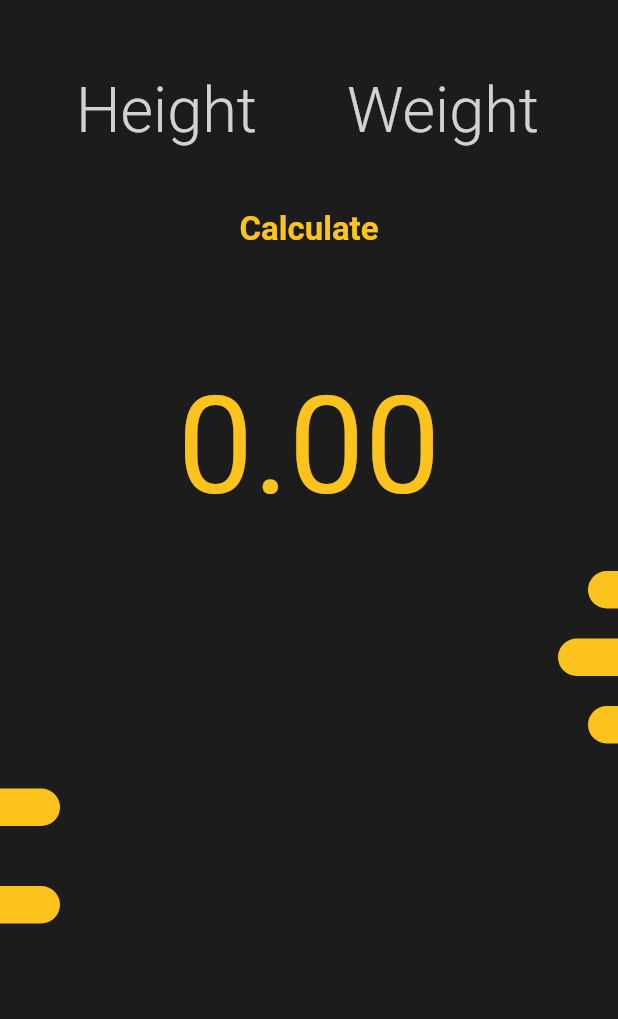
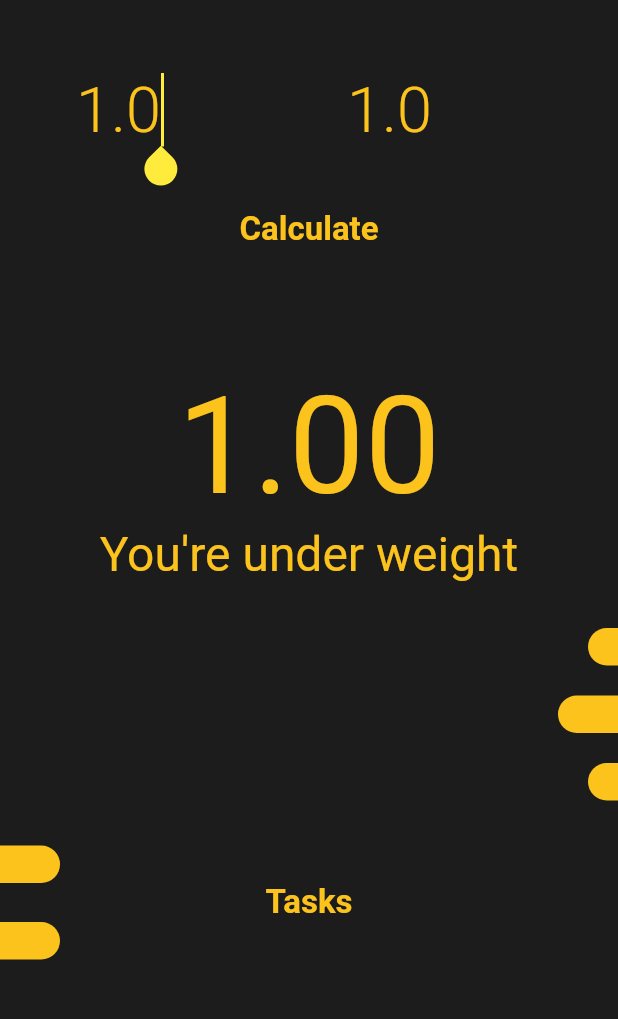
Before and after one commit to ayoubkamli/bmi_calculator, a Flutter app: the screen it shows after launch, after a tap on "Calculate", on a phone screen of 412 x 824 dp, the part 59-1078 px from its top. Run offline on Flutter 3.47's test engine with Material 2 defaults, Android fonts, the phone set to English and light mode, and no system bars; our stand-ins replace hexcolor, sqflite; accounts and stored records are empty.

```diff
--- a/lib/screens/home.dart
+++ b/lib/screens/home.dart
@@ -1,4 +1,5 @@
 import 'package:diary/constants/app_constants.dart';
+import 'package:diary/screens/todo.dart';
 import 'package:diary/widgets/left_bar.dart';
 import 'package:diary/widgets/right_bar.dart';
 import 'package:flutter/material.dart';
@@ -11,8 +12,10 @@ class HomeScreen extends StatefulWidget {
 }
 
 class _HomeScreenState extends State<HomeScreen> {
-  final TextEditingController _heightController = TextEditingController();
-  final TextEditingController _weightController = TextEditingController();
+  final TextEditingController _heightController =
+      TextEditingController(text: '1.0');
+  final TextEditingController _weightController =
+      TextEditingController(text: '1.0');
   double _bmiResult = 0;
   String _textResult = '';
 
@@ -40,6 +43,7 @@ class _HomeScreenState extends State<HomeScreen> {
               SizedBox(
                 width: 130,
                 child: TextField(
+                  autofocus: true,
                   controller: _heightController,
                   style: TextStyle(
                     fontSize: 42,
@@ -53,7 +57,7 @@ class _HomeScreenState extends State<HomeScreen> {
                     hintStyle: TextStyle(
                       fontSize: 42,
                       fontWeight: FontWeight.w300,
-                      color: Colors.white.withOpacity(.8),
+                      color: Colors.white.withOpacity(.2),
                     ),
                   ),
                 ),
@@ -74,7 +78,7 @@ class _HomeScreenState extends State<HomeScreen> {
                     hintStyle: TextStyle(
                       fontSize: 42,
                       fontWeight: FontWeight.w300,
-                      color: Colors.white.withOpacity(.8),
+                      color: Colors.white.withOpacity(.2),
                     ),
                   ),
                 ),
@@ -87,6 +91,8 @@ class _HomeScreenState extends State<HomeScreen> {
           GestureDetector(
             onTap: () {
               //
+              if (_heightController.text.isNotEmpty ||
+                  _weightController.text.isNotEmpty) {
                 double _h = double.parse(_heightController.text);
                 double _w = double.parse(_weightController.text);
                 setState(() {
@@ -99,6 +105,7 @@ class _HomeScreenState extends State<HomeScreen> {
                     _textResult = 'You\'re under weight';
                   }
                 });
+              }
             },
             child: Text(
               'Calculate',
@@ -141,8 +148,19 @@ class _HomeScreenState extends State<HomeScreen> {
             height: 30,
           ),
           const RightBar(barWidth: 40),
-          const SizedBox(
-            height: 40,
+          GestureDetector(
+            onTap: () {
+              //
+              Navigator.push(context,
+                  MaterialPageRoute(builder: (context) => TodoScreen()));
+            },
+            child: Text(
+              'Tasks',
+              style: TextStyle(
+                  fontSize: 22,
+                  fontWeight: FontWeight.bold,
+                  color: accentHexColor),
+            ),
           ),
           const RightBar(barWidth: 40),
         ]),
```
Also changed, not shown: lib/screens/todo.dart (added, +62 -0 lines). Lines whose indentation alone changed are shown as unchanged.
